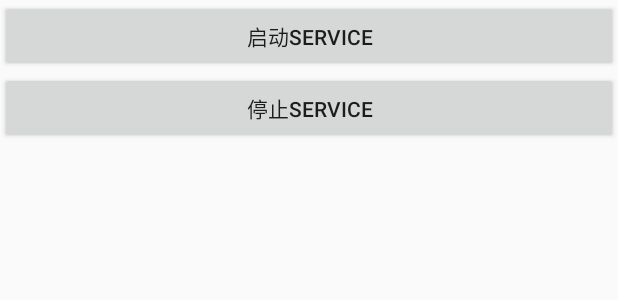
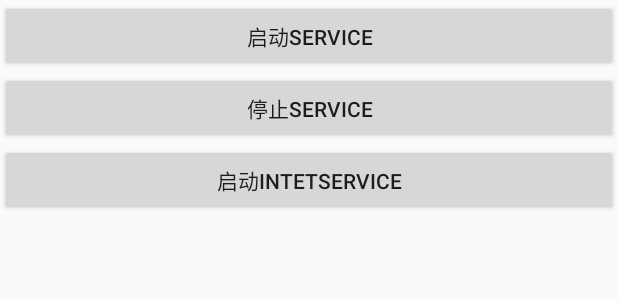
Before and after one commit to wangdong921/GithubDemo, an Android app: the layout activity_main.xml on its own in the app's theme, with its tools: preview values and no code run, on a phone screen of 412 x 824 dp. Shown: the top 300 px of the screen. Run offline under Robolectric (Android 15) with nearby library versions, the light colour scheme and no system bars.

Commit message:
添加IntentService

```diff
--- a/app/src/main/res/layout/activity_main.xml
+++ b/app/src/main/res/layout/activity_main.xml
@@ -17,4 +17,10 @@
         android:layout_height="wrap_content"
         android:text="停止Service"/>
 
+    <Button
+        android:id="@+id/btn_start_intent_service"
+        android:layout_width="match_parent"
+        android:layout_height="wrap_content"
+        android:text="启动IntetService"/>
+
 </LinearLayout>
```
Also changed, not shown: app/src/main/AndroidManifest.xml (+7 -3 lines), app/src/main/java/com/wangdong/githubdemo/FristService.java (+11 -0 lines), app/src/main/java/com/wangdong/githubdemo/MainActivity.java (+10 -0 lines), app/src/main/java/com/wangdong/githubdemo/MyIntentService.java (added, +31 -0 lines).
